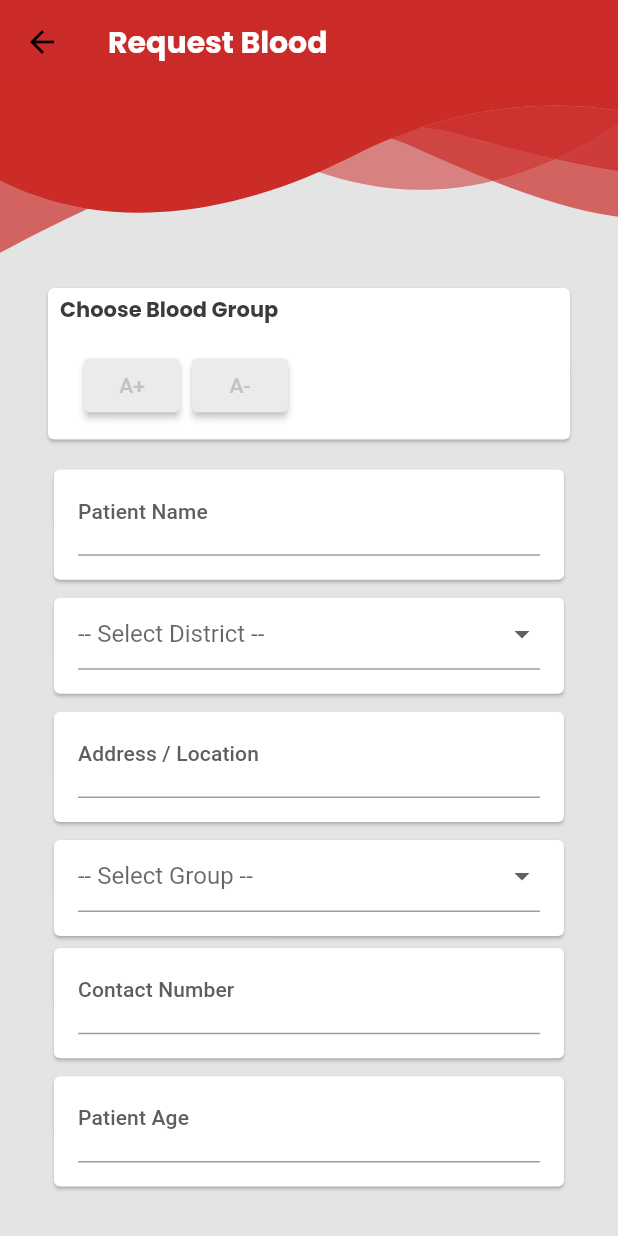
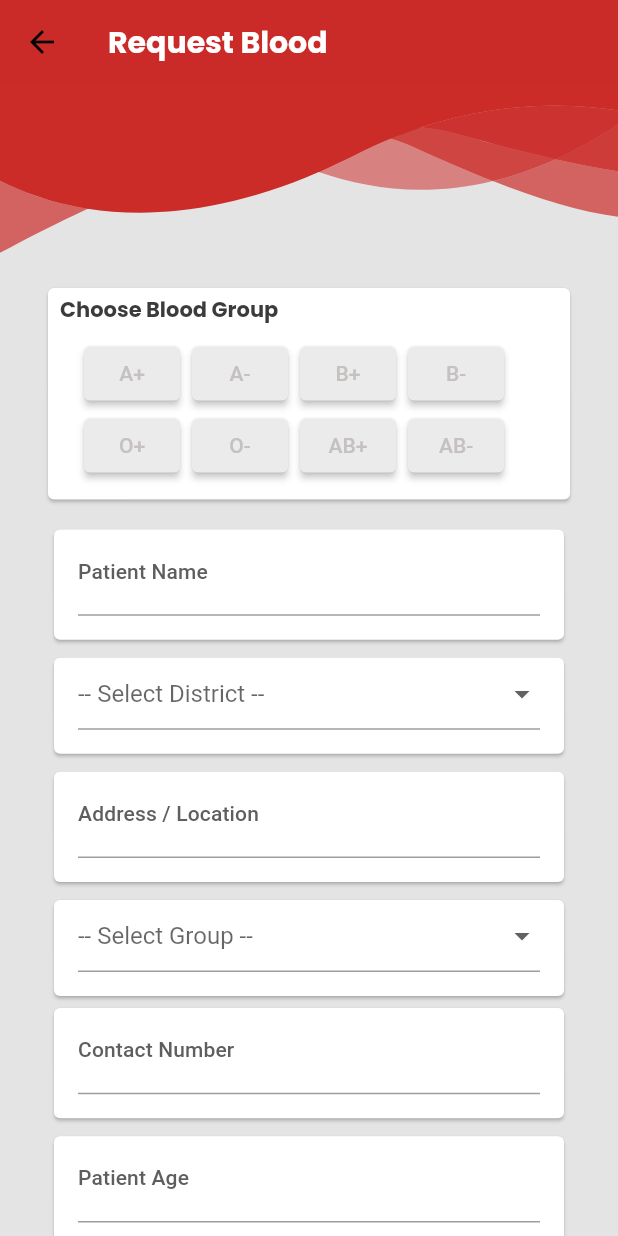
Before and after one commit to ravikant-paudel/Blood, a Flutter app: the RequestBloodPage screen opened directly, on a phone screen of 412 x 824 dp. Run offline on Flutter 3.47's test engine with Material 2 defaults, Android fonts, the phone set to English and light mode, and no system bars; our stand-ins replace cloud_firestore, connectivity, firebase_auth, firebase_core, flutter_riverpod, flutter_svg and 6 more; accounts and stored records are empty; generated files the repository leaves out were written again; network calls fail.

```diff
--- a/lib/component/gaps.dart
+++ b/lib/component/gaps.dart
@@ -7,7 +7,7 @@ class VerticalGap extends StatelessWidget {
   /// A vertical space of [gapSize].
   ///
   /// Default gap is 24.0.
-  const VerticalGap([this.gapSize = d_margin3]);
+  const VerticalGap([this.gapSize = d_margin3]) : super(key: null);
 
   final double gapSize;
 
@@ -20,7 +20,7 @@ class HorizontalGap extends StatelessWidget {
   /// A horizontal space of [gapSize].
   ///
   /// Default gap is 10.0.
-  const HorizontalGap([this.gapSize = d_horizontalGap]);
+  const HorizontalGap([this.gapSize = d_horizontalGap]) : super(key: null);
 
   final double gapSize;
 
--- a/lib/widgets/choose_blood_group_component.dart
+++ b/lib/widgets/choose_blood_group_component.dart
@@ -31,7 +31,6 @@ class _ChooseBloodGroupComponentState extends State<ChooseBloodGroupComponent> {
                     fontSize: 14,
                   ),
             ),
-            const VerticalGap(d_margin1),
             Padding(
               padding: const EdgeInsets.symmetric(horizontal: d_margin2, vertical: d_margin1),
               child: ChooseBloodScope(
@@ -40,7 +39,7 @@ class _ChooseBloodGroupComponentState extends State<ChooseBloodGroupComponent> {
                   spacing: d_margin1,
                   crossAxisAlignment: WrapCrossAlignment.end,
                   children: [
-                    for (final group in ['A+', 'A-'])
+                    for (final group in ['A+', 'A-', 'B+', 'B-', 'O+', 'O-', 'AB+', 'AB-'])
                       _Button(
                         value: group,
                         onChanged: (group) {
@@ -81,13 +80,13 @@ class _Button extends StatelessWidget {
   ButtonStyle _style(BuildContext context) {
     if (value == ChooseBloodScope.of(context)) {
       return ElevatedButton.styleFrom(
-        primary: Color(0xFFCB2C28),
+        primary: const Color(0xFFCB2C28),
         onPrimary: Colors.white,
       );
     }
     return ElevatedButton.styleFrom(
-      primary: Color(0xFFEBEBEB),
-      onPrimary: Color(0xFFC6C1C1),
+      primary: const Color(0xFFEBEBEB),
+      onPrimary: const Color(0xFFC6C1C1),
     );
   }
 }
```
Also changed, not shown: 1 other file.
